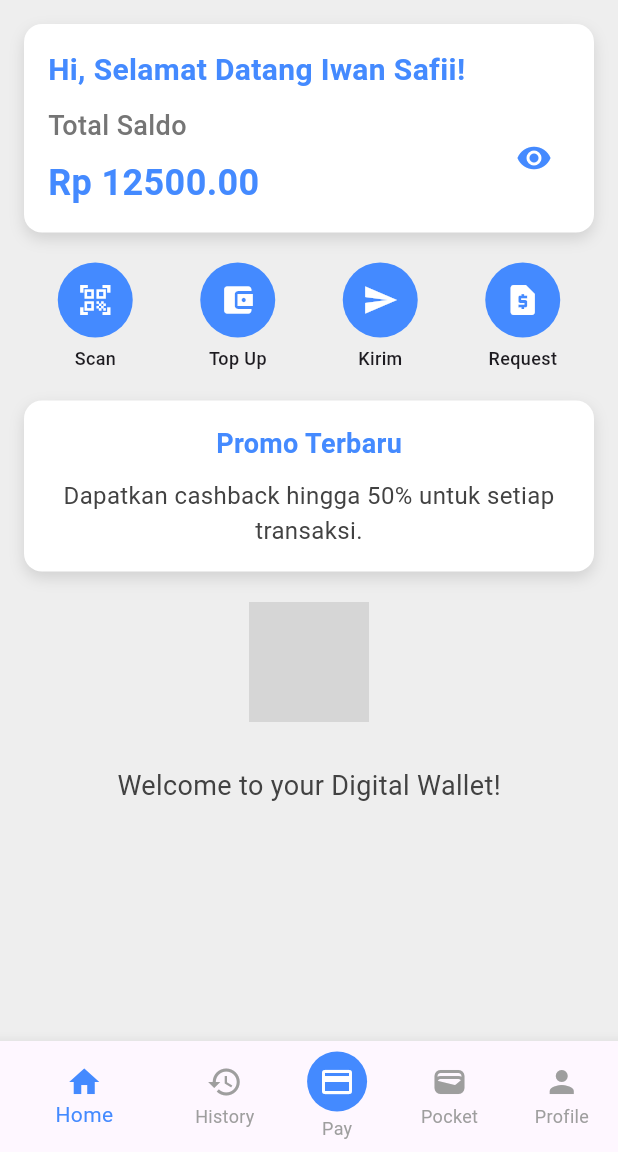
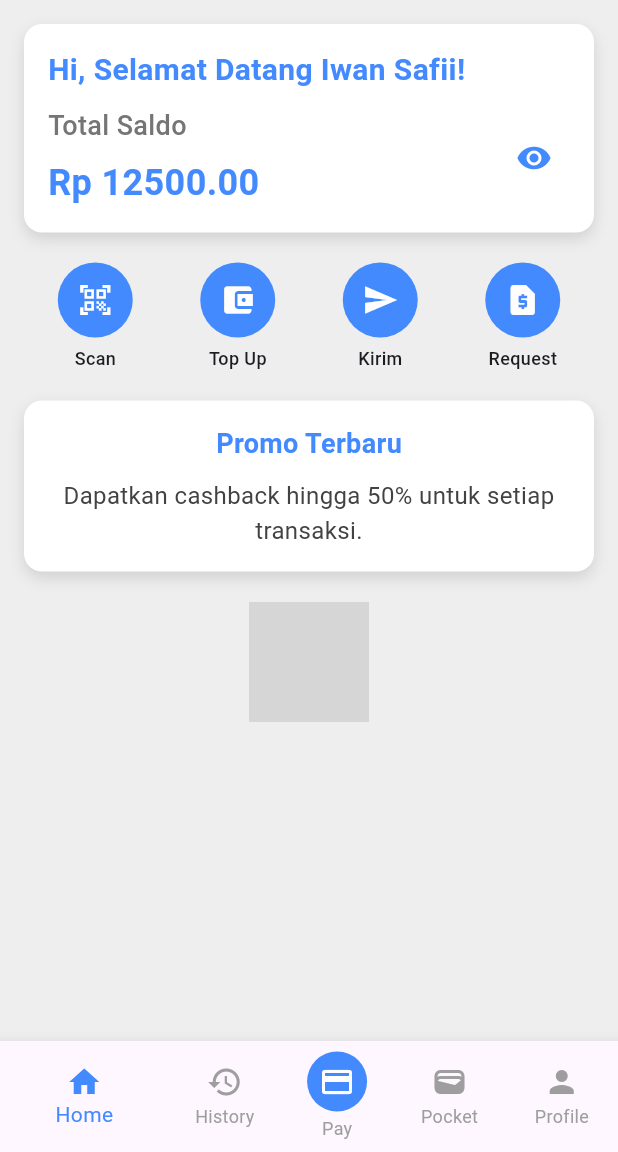
Before and after one commit to iwasya/UTS_pemrograman_mobile_aplikasi_dana, a Flutter app: the HomePage screen opened directly, on a phone screen of 412 x 824 dp, the part 84-1236 px from its top. Run offline on Flutter 3.47's test engine with Material 3 defaults, Android fonts, the light colour scheme and no system bars; grey boxes are pictures that could not be loaded.

Commit message:
Update home_page.dart

```diff
--- a/lib/home_page.dart
+++ b/lib/home_page.dart
@@ -188,7 +188,7 @@ class _HomePageState extends State<HomePage> {
             SizedBox(height: 30),
             Center(
               child: Text(
-                'Welcome to your Digital Wallet!',
+                '',
                 style: TextStyle(
                   fontSize: 18,
                   fontWeight: FontWeight.w400,
```
